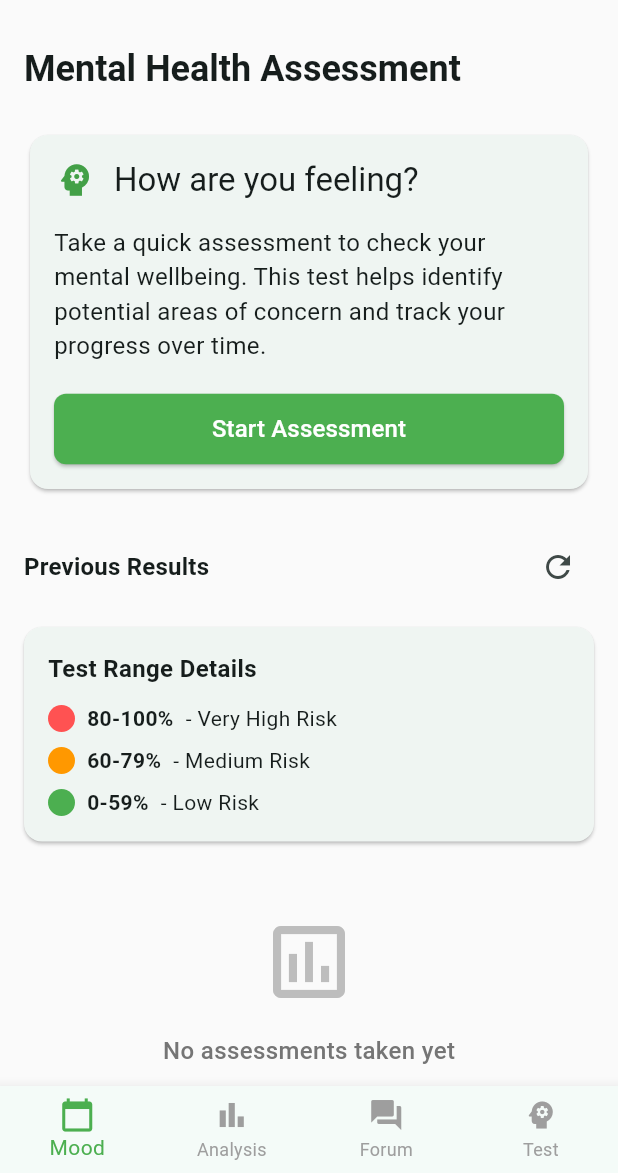
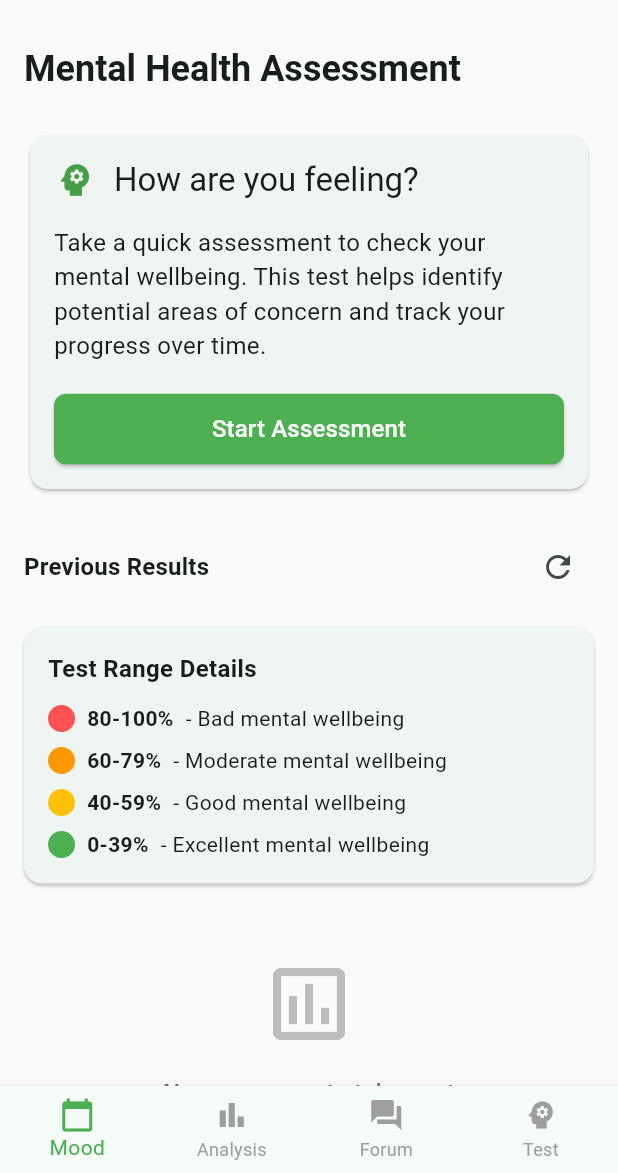
Before and after one commit to lewshubei/mobileApplication, a Flutter app: the screen it shows once a user with an empty profile is signed in, swiped to page 4, on a phone screen of 412 x 824 dp, the part 63-1236 px from its top. Run offline on Flutter 3.47's test engine with Material 3 defaults, Android fonts, the phone set to English and light mode, and no system bars; our stand-ins replace cloud_firestore, file_picker, firebase_auth, firebase_core, fl_chart, flutter_dotenv and 2 more; accounts and stored records are empty; Roboto replaces fonts that are missing (Poppins).

Commit message:
Add the test score colour

```diff
--- a/lib/components/admin/admin_dashboard_component.dart
+++ b/lib/components/admin/admin_dashboard_component.dart
@@ -590,12 +590,21 @@ extension on Color {
 
 Color _getAssessmentRiskColor(num score) {
   if (score >= 80) return Colors.red.shade100;
-  if (score >= 60) return Colors.yellow.shade100;
+  if (score >= 60) return Colors.orange.shade100;
+  if (score >= 40) return Colors.amber.shade100;
   return Colors.green.shade100;
 }
 
 Color _getAssessmentRiskTextColor(num score) {
   if (score >= 80) return Colors.red;
   if (score >= 60) return Colors.orange[800]!;
+  if (score >= 40) return Colors.amber[800]!;
   return Colors.green[800]!;
 }
+
+String getScoreDescription(num score) {
+  if (score >= 80) return 'Needs attention - Consider speaking with a counselor';
+  if (score >= 60) return 'Moderat mental wellbeing';
+  if (score >= 40) return 'Good mental wellbeing';
+  return 'Excellent mental wellbeing';
+}
--- a/lib/screens/home_screen.dart
+++ b/lib/screens/home_screen.dart
@@ -1254,7 +1254,7 @@ class _HomeScreenState extends State<HomeScreen> {
                         const SizedBox(width: 8),
                         const Text('80-100%', style: TextStyle(fontWeight: FontWeight.bold)),
                         const SizedBox(width: 8),
-                        const Text('- Very High Risk'),
+                        const Text('- Bad mental wellbeing'),
                       ],
                     ),
                     const SizedBox(height: 8),
@@ -1264,7 +1264,17 @@ class _HomeScreenState extends State<HomeScreen> {
                         const SizedBox(width: 8),
                         const Text('60-79%', style: TextStyle(fontWeight: FontWeight.bold)),
                         const SizedBox(width: 8),
-                        const Text('- Medium Risk'),
+                        const Text('- Moderate mental wellbeing'),
+                      ],
+                    ),
+                    const SizedBox(height: 8),
+                    Row(
+                      children: [
+                        Container(width: 18, height: 18, decoration: BoxDecoration(color: Colors.amber, shape: BoxShape.circle)),
+                        const SizedBox(width: 8),
+                        const Text('40-59%', style: TextStyle(fontWeight: FontWeight.bold)),
+                        const SizedBox(width: 8),
+                        const Text('- Good mental wellbeing'),
                       ],
                     ),
                     const SizedBox(height: 8),
@@ -1272,9 +1282,9 @@ class _HomeScreenState extends State<HomeScreen> {
                       children: [
                         Container(width: 18, height: 18, decoration: BoxDecoration(color: Colors.green, shape: BoxShape.circle)),
                         const SizedBox(width: 8),
-                        const Text('0-59%', style: TextStyle(fontWeight: FontWeight.bold)),
+                        const Text('0-39%', style: TextStyle(fontWeight: FontWeight.bold)),
                         const SizedBox(width: 8),
-                        const Text('- Low Risk'),
+                        const Text('- Excellent mental wellbeing'),
                       ],
                     ),
                   ],
@@ -2489,12 +2499,14 @@ class _HomeScreenState extends State<HomeScreen> {
     // High score = high risk = red, medium = yellow, low = green
     if (score >= 80) return Colors.red.shade100;
     if (score >= 60) return Colors.yellow.shade100;
+    if (score >= 40) return Colors.amber.shade100;
     return Colors.green.shade100;
   }
 
   Color _getAssessmentRiskTextColor(num score) {
     if (score >= 80) return Colors.red;
     if (score >= 60) return Colors.orange[800]!;
+    if (score >= 40) return Colors.amber[800]!;
     return Colors.green[800]!;
   }
 }
```
Also changed, not shown: lib/screens/assessment_detail_screen.dart (+8 -8 lines).
